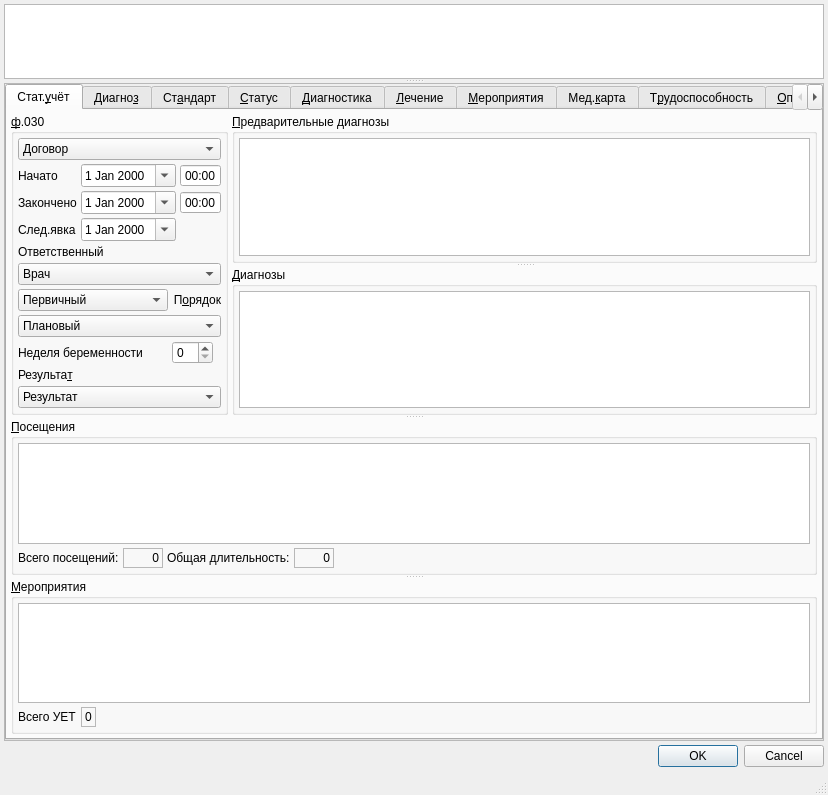
Above: F030/F030.ui from rusingineer/KPS-Samson before the change. Below: the same form after it.
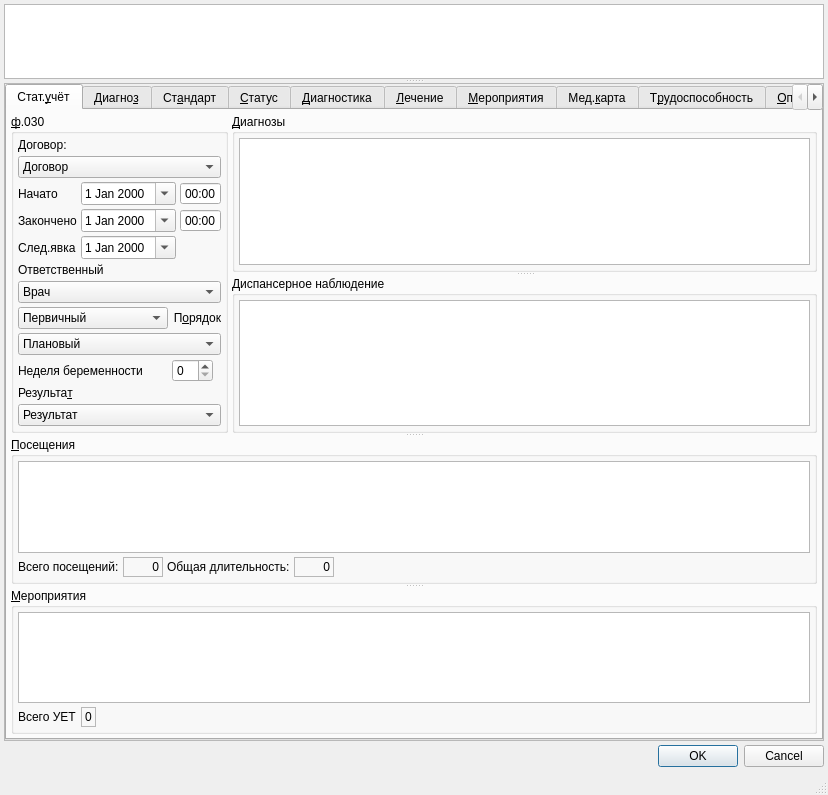
That is the form after the change. Custom widgets are drawn as their Qt base class.

Patch:
```diff
--- a/F030/F030.ui
+++ b/F030/F030.ui
@@ -146,7 +146,7 @@
                 <property name="spacing">
                  <number>4</number>
                 </property>
-                <item row="11" column="0" colspan="4">
+                <item row="12" column="0" colspan="4">
                  <spacer>
                   <property name="orientation">
                    <enum>Qt::Vertical</enum>
@@ -160,6 +160,13 @@
                  </spacer>
                 </item>
                 <item row="0" column="0" colspan="4">
+                 <widget class="QLabel" name="lblContract">
+                  <property name="text">
+                   <string>Договор:</string>
+                  </property>
+                 </widget>
+                </item>
+                <item row="1" column="0" colspan="4">
                  <widget class="CContractComboBox" name="cmbContract">
                   <property name="whatsThis">
                    <string>номер, дата и основание договора в рамках которого производится осмотр</string>
@@ -171,7 +178,7 @@
                   </item>
                  </widget>
                 </item>
-                <item row="1" column="0">
+                <item row="2" column="0">
                  <widget class="QLabel" name="lblBegDate">
                   <property name="sizePolicy">
                    <sizepolicy hsizetype="Maximum" vsizetype="Preferred">
@@ -187,7 +194,7 @@
                   </property>
                  </widget>
                 </item>
-                <item row="2" column="0">
+                <item row="3" column="0">
                  <widget class="QLabel" name="lblEndDate">
                   <property name="sizePolicy">
                    <sizepolicy hsizetype="Maximum" vsizetype="Preferred">
@@ -203,7 +210,7 @@
                   </property>
                  </widget>
                 </item>
-                <item row="3" column="0">
+                <item row="4" column="0">
                  <widget class="QLabel" name="lblNextDate">
                   <property name="sizePolicy">
                    <sizepolicy hsizetype="Maximum" vsizetype="Preferred">
@@ -219,7 +226,7 @@
                   </property>
                  </widget>
                 </item>
-                <item row="4" column="0" colspan="4">
+                <item row="5" column="0" colspan="4">
                  <widget class="QLabel" name="lblPerson">
                   <property name="text">
                    <string>Ответственный</string>
@@ -229,7 +236,7 @@
                   </property>
                  </widget>
                 </item>
-                <item row="5" column="0" colspan="4">
+                <item row="6" column="0" colspan="4">
                  <widget class="CPersonComboBoxEx" name="cmbPerson">
                   <property name="whatsThis">
                    <string>врач отвечающий за осмотр (терапевт)</string>
@@ -241,7 +248,7 @@
                   </item>
                  </widget>
                 </item>
-                <item row="7" column="0" colspan="4">
+                <item row="8" column="0" colspan="4">
                  <widget class="CROComboBox" name="cmbOrder">
                   <item>
                    <property name="text">
@@ -275,7 +282,7 @@
                   </item>
                  </widget>
                 </item>
-                <item row="10" column="0" colspan="4">
+                <item row="11" column="0" colspan="4">
                  <widget class="CRBComboBox" name="cmbResult">
                   <property name="whatsThis">
                    <string>результат осмотра</string>
@@ -287,7 +294,7 @@
                   </item>
                  </widget>
                 </item>
-                <item row="9" column="0" colspan="4">
+                <item row="10" column="0" colspan="4">
                  <widget class="QLabel" name="lblResult">
                   <property name="text">
                    <string>Результа&amp;т</string>
@@ -300,7 +307,7 @@
                   </property>
                  </widget>
                 </item>
-                <item row="1" column="1" colspan="3">
+                <item row="2" column="1" colspan="3">
                  <widget class="QFrame" name="frmBegDateTime">
                   <property name="sizePolicy">
                    <sizepolicy hsizetype="Maximum" vsizetype="Preferred">
@@ -353,7 +360,7 @@
                   </layout>
                  </widget>
                 </item>
-                <item row="2" column="1" colspan="3">
+                <item row="3" column="1" colspan="3">
                  <widget class="QFrame" name="frmEndDateTime">
                   <property name="sizePolicy">
                    <sizepolicy hsizetype="Maximum" vsizetype="Preferred">
@@ -406,7 +413,7 @@
                   </layout>
                  </widget>
                 </item>
-                <item row="3" column="1" colspan="3">
+                <item row="4" column="1" colspan="3">
                  <widget class="QFrame" name="frmNextDateTime">
                   <property name="sizePolicy">
                    <sizepolicy hsizetype="Maximum" vsizetype="Preferred">
@@ -446,7 +453,7 @@
                   </layout>
                  </widget>
                 </item>
-                <item row="8" column="3">
+                <item row="9" column="3">
                  <widget class="QSpinBox" name="edtPregnancyWeek">
                   <property name="sizePolicy">
                    <sizepolicy hsizetype="Maximum" vsizetype="Fixed">
@@ -459,7 +466,7 @@
                   </property>
                  </widget>
                 </item>
-                <item row="8" column="0" colspan="3">
+                <item row="9" column="0" colspan="3">
                  <widget class="QLabel" name="lblPregnancyWeek">
                   <property name="sizePolicy">
                    <sizepolicy hsizetype="Maximum" vsizetype="Preferred">
@@ -475,7 +482,7 @@
                   </property>
                  </widget>
                 </item>
-                <item row="6" column="0" colspan="3">
+                <item row="7" column="0" colspan="3">
                  <widget class="CROComboBox" name="cmbPrimary">
                   <item>
                    <property name="text">
@@ -494,7 +501,7 @@
                   </item>
                  </widget>
                 </item>
-                <item row="6" column="3">
+                <item row="7" column="3">
                  <widget class="QLabel" name="lblOrder">
                   <property name="text">
                    <string>П&amp;орядок</string>
@@ -518,33 +525,42 @@
                <property name="childrenCollapsible">
                 <bool>false</bool>
                </property>
-               <widget class="QGroupBox" name="grpPreliminaryDiagnostics">
-                <property name="title">
-                 <string>&amp;Предварительные диагнозы</string>
-                </property>
-                <layout class="QGridLayout" name="gridLayout_7">
-                 <property name="margin">
-                  <number>4</number>
-                 </property>
-                 <property name="spacing">
-                  <number>4</number>
-                 </property>
-                 <item row="0" column="0">
-                  <widget class="CDiagnosticsInDocTableView" name="tblPreliminaryDiagnostics">
-                   <property name="sizePolicy">
-                    <sizepolicy hsizetype="Expanding" vsizetype="Preferred">
-                     <horstretch>0</horstretch>
-                     <verstretch>0</verstretch>
-                    </sizepolicy>
-                   </property>
-                  </widget>
-                 </item>
-                </layout>
-               </widget>
                <widget class="QGroupBox" name="grplFinalDiagnostics">
                 <property name="title">
                  <string>&amp;Диагнозы</string>
                 </property>
+                <layout class="QGridLayout" name="gridLayout_7">
+                 <property name="leftMargin">
+                  <number>4</number>
+                 </property>
+                 <property name="topMargin">
+                  <number>4</number>
+                 </property>
+                 <property name="rightMargin">
+                  <number>4</number>
+                 </property>
+                 <property name="bottomMargin">
+                  <number>4</number>
+                 </property>
+                 <property name="spacing">
+                  <number>4</number>
+                 </property>
+                 <item row="0" column="0">
+                  <widget class="CDiagnosticsInDocTableView" name="tblFinalDiagnostics">
+                   <property name="sizePolicy">
+                    <sizepolicy hsizetype="Expanding" vsizetype="Preferred">
+                     <horstretch>0</horstretch>
+                     <verstretch>0</verstretch>
+                    </sizepolicy>
+                   </property>
+                  </widget>
+                 </item>
+                </layout>
+               </widget>
+               <widget class="QGroupBox" name="grpSurveillance">
+                <property name="title">
+                 <string>Диспансерное наблюдение</string>
+                </property>
                 <layout class="QGridLayout" name="gridLayout_3">
                  <property name="margin">
                   <number>4</number>
@@ -553,7 +569,7 @@
                   <number>4</number>
                  </property>
                  <item row="0" column="0">
-                  <widget class="CDiagnosticsInDocTableView" name="tblFinalDiagnostics"/>
+                  <widget class="CInDocTableView" name="tblSurveillance"/>
                  </item>
                 </layout>
                </widget>
```
Left out of the diff: 200 changed lines with no effect on the pictures.
